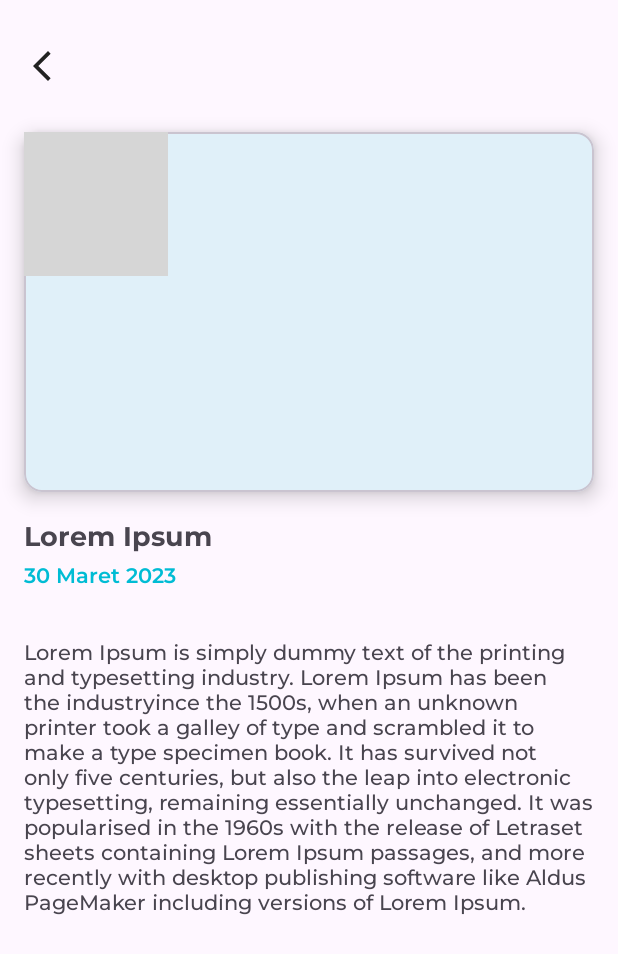
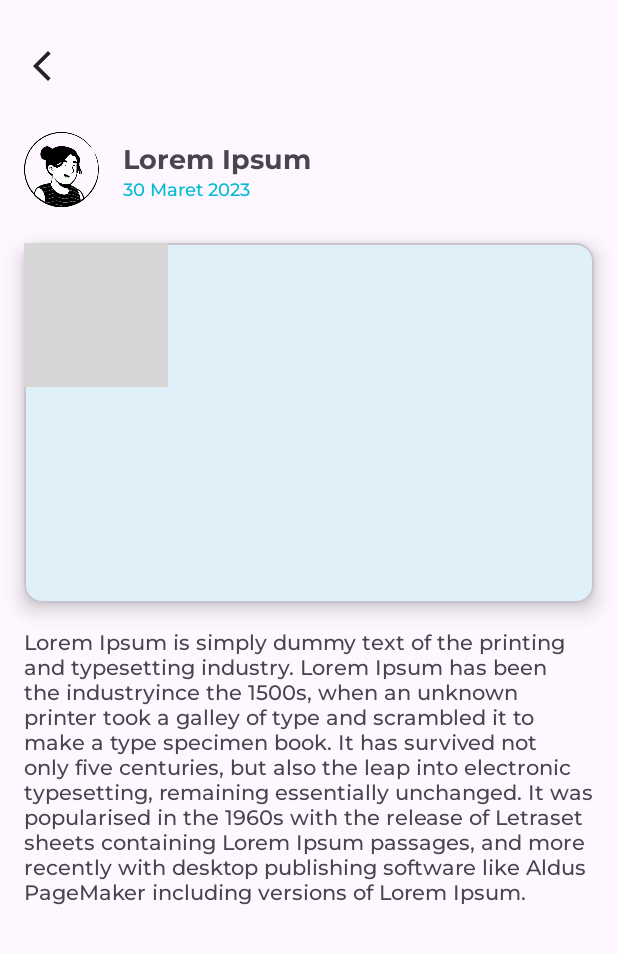
Before and after one commit to yokijatip/EnigmaMedia, an Android app: the layout activity_detail.xml on its own in the app's theme, with its tools: preview values and no code run, on a phone screen of 412 x 824 dp. Shown: the top 954 px of the screen. Run offline under Robolectric (Android 15) with nearby library versions, the phone set to English and light mode, and no system bars; grey boxes are pictures that could not be loaded.

Commit message:
Date sudah di tambahkan

```diff
--- a/app/src/main/AndroidManifest.xml
+++ b/app/src/main/AndroidManifest.xml
@@ -8,6 +8,9 @@
         android:name="android.permission.WRITE_EXTERNAL_STORAGE"
         android:maxSdkVersion="28" />
     <uses-permission android:name="android.permission.READ_EXTERNAL_STORAGE" />
+
+    <uses-permission android:name="android.permission.ACCESS_FINE_LOCATION" />
+    <uses-permission android:name="android.permission.ACCESS_COARSE_LOCATION" />
 
     <application
         android:allowBackup="true"
--- a/app/src/main/java/com/enigma/enigmamedia/view/detail/DetailViewModel.kt
+++ b/app/src/main/java/com/enigma/enigmamedia/view/detail/DetailViewModel.kt
@@ -34,7 +34,6 @@ class DetailViewModel : ViewModel() {
                 override fun onFailure(call: Call<DetailResponse>, t: Throwable) {
                 }
             })
-
     }
 
     fun getStoryDetailLiveData(): LiveData<Story> {
--- a/app/src/main/res/drawable/ic_map.xml
+++ b/app/src/main/res/drawable/ic_map.xml
@@ -1,8 +1,8 @@
 <vector xmlns:android="http://schemas.android.com/apk/res/android"
+    android:tint="#222222"
     android:width="24dp"
+    android:viewportWidth="24"
     android:height="24dp"
-    android:tint="#222222"
-    android:viewportWidth="24"
     android:viewportHeight="24">
     <path
         android:fillColor="@android:color/white"
--- a/app/src/main/res/layout/activity_detail.xml
+++ b/app/src/main/res/layout/activity_detail.xml
@@ -5,6 +5,15 @@
     android:layout_width="match_parent"
     android:layout_height="match_parent"
     tools:context=".view.detail.DetailActivity">
+
+    <ImageView
+        android:id="@+id/iv_avatar"
+        android:layout_width="50dp"
+        android:layout_height="50dp"
+        android:layout_marginTop="32dp"
+        app:layout_constraintStart_toStartOf="@+id/ic_back"
+        app:layout_constraintTop_toBottomOf="@+id/ic_back"
+        tools:src="@drawable/avatar2" />
 
     <ImageView
         android:id="@+id/ic_back"
@@ -21,13 +30,13 @@
         android:layout_width="0dp"
         android:layout_height="240dp"
         android:layout_marginStart="16dp"
-        android:layout_marginTop="32dp"
+        android:layout_marginTop="24dp"
         android:layout_marginEnd="16dp"
+        android:elevation="4dp"
+        app:cardElevation="8dp"
         app:layout_constraintEnd_toEndOf="parent"
-        app:cardElevation="8dp"
-        android:elevation="4dp"
         app:layout_constraintStart_toStartOf="parent"
-        app:layout_constraintTop_toBottomOf="@+id/ic_back">
+        app:layout_constraintTop_toBottomOf="@+id/iv_avatar">
 
         <ImageView
             android:id="@+id/iv_photo"
@@ -42,50 +51,52 @@
         android:id="@+id/tv_name"
         android:layout_width="wrap_content"
         android:layout_height="wrap_content"
-        android:layout_marginTop="16dp"
+        android:layout_marginStart="16dp"
         android:fontFamily="@font/montserrat_bold"
         android:textSize="18sp"
-        app:layout_constraintStart_toStartOf="@+id/iv_photo_layout"
-        app:layout_constraintTop_toBottomOf="@+id/iv_photo_layout"
+        app:layout_constraintBottom_toTopOf="@+id/tv_date"
+        app:layout_constraintStart_toEndOf="@+id/iv_avatar"
+        app:layout_constraintTop_toTopOf="@+id/iv_avatar"
+        app:layout_constraintVertical_chainStyle="packed"
         tools:text="Lorem Ipsum" />
 
     <TextView
         android:id="@+id/tv_date"
         android:layout_width="wrap_content"
         android:layout_height="wrap_content"
-        android:layout_marginStart="16dp"
-        android:layout_marginTop="4dp"
-        android:fontFamily="@font/montserrat_semibold"
+        android:fontFamily="@font/montserrat_medium"
         android:textColor="@color/accentColor"
-        app:layout_constraintStart_toStartOf="parent"
+        android:textSize="12sp"
+        app:layout_constraintBottom_toBottomOf="@+id/iv_avatar"
+        app:layout_constraintStart_toStartOf="@+id/tv_name"
         app:layout_constraintTop_toBottomOf="@+id/tv_name"
         tools:text="30 Maret 2023" />
+
 
     <TextView
         android:id="@+id/tv_description"
         android:layout_width="0dp"
         android:layout_height="0dp"
-        android:layout_marginTop="32dp"
-        android:layout_marginEnd="16dp"
+        android:layout_marginTop="16dp"
         android:layout_marginBottom="16dp"
         android:fontFamily="@font/montserrat_medium"
+
         app:layout_constraintBottom_toBottomOf="parent"
-        app:layout_constraintEnd_toEndOf="parent"
-        app:layout_constraintStart_toStartOf="@+id/tv_date"
-        app:layout_constraintTop_toBottomOf="@+id/tv_date"
-        app:layout_constraintVertical_bias="0.0"
+        app:layout_constraintEnd_toEndOf="@+id/iv_photo_layout"
+        app:layout_constraintStart_toStartOf="@+id/iv_photo_layout"
+        app:layout_constraintTop_toBottomOf="@+id/iv_photo_layout"
         tools:text="@string/tools_description" />
 
     <ProgressBar
         android:id="@+id/loading_detail"
         android:layout_width="60dp"
         android:layout_height="60dp"
+        android:visibility="gone"
         app:layout_constraintBottom_toBottomOf="parent"
         app:layout_constraintEnd_toEndOf="parent"
         app:layout_constraintStart_toStartOf="parent"
         app:layout_constraintTop_toTopOf="parent"
-        android:visibility="gone"
-        />
+        app:layout_constraintVertical_bias="0.76" />
 
 
 </androidx.constraintlayout.widget.ConstraintLayout>
```
Also changed, not shown: app/src/main/java/com/enigma/enigmamedia/adapter/MainAdapterMVVM.kt (+7 -40 lines), app/src/main/java/com/enigma/enigmamedia/data/remote/api/ApiService.kt (+8 -1 lines), app/src/main/java/com/enigma/enigmamedia/utils/DateFormatter.kt (added, +26 -0 lines), app/src/main/java/com/enigma/enigmamedia/utils/RandomAvatar.kt (added, +17 -0 lines), app/src/main/java/com/enigma/enigmamedia/view/detail/DetailActivity.kt (+13 -30 lines), app/src/main/java/com/enigma/enigmamedia/view/main/MainActivity.kt (+1 -25 lines), app/src/main/res/layout/item_main.xml (+3 -39 lines).
